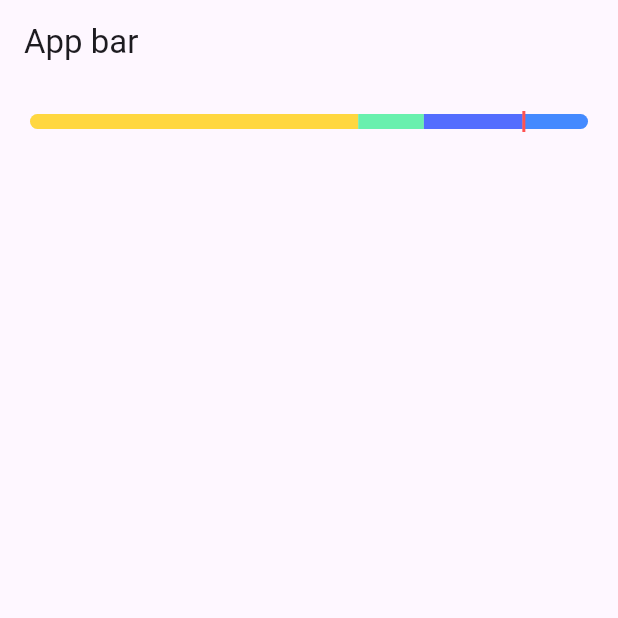
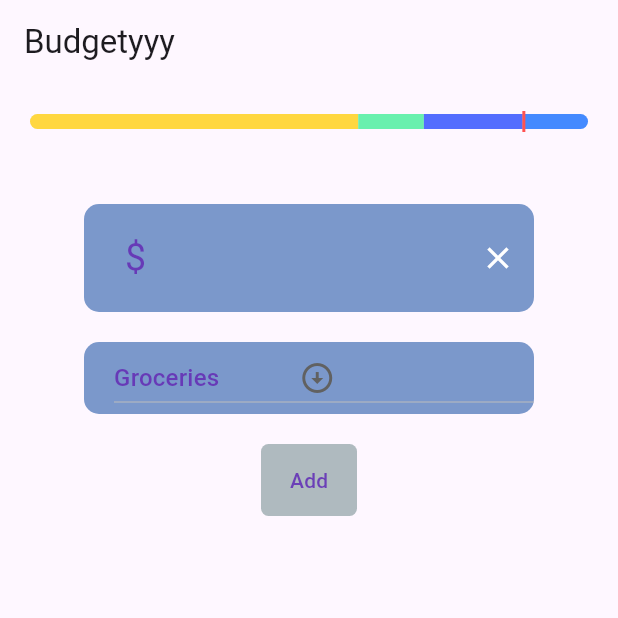
Before and after one commit to sparkwud/budgety, a Flutter app: the screen it shows after launch, on a phone screen of 412 x 824 dp, the top half of it. Run offline on Flutter 3.47's test engine with Material 2 defaults, Android fonts, the phone set to English and light mode, and no system bars.

Commit message:
lib/components/expense_bar.dart

```diff
--- a/lib/components/expense_bar.dart
+++ b/lib/components/expense_bar.dart
@@ -12,11 +12,11 @@ class Expense {
   const Expense(this.amount, this.color);
 }
 
-class _ExpenseBar extends CustomPainter {
+class _ExpenseBarPainter extends CustomPainter {
   final List<Expense> expenseData;
   final double totalBudget;
 
-  _ExpenseBar({required this.expenseData, required this.totalBudget});
+  _ExpenseBarPainter({required this.expenseData, required this.totalBudget});
 
   @override
   void paint(Canvas canvas, Size size) {
@@ -30,16 +30,20 @@ class _ExpenseBar extends CustomPainter {
 
     var totalWidthDrawn = 0.0;
     var lastIndex = expenseData.length - 1;
-    final totalExpense = expenseData.fold(0.00, (previousValue, element) => previousValue + element.amount);
+    final totalExpense = expenseData.fold(
+        0.00, (previousValue, element) => previousValue + element.amount);
 
     void drawBar(int index, Expense element) {
       final paint = Paint()..color = element.color;
       final amountToUse = max(totalExpense, totalBudget);
       final currentBarWidth = element.amount * size.width / amountToUse;
 
-      final rect = Rect.fromLTWH(totalWidthDrawn, 0, currentBarWidth, size.height);
-      final firstRRect = RRect.fromRectAndCorners(rect, topLeft: cornerRadius, bottomLeft: cornerRadius);
-      final lastRRect = RRect.fromRectAndCorners(rect, topRight: cornerRadius, bottomRight: cornerRadius);
+      final rect =
+          Rect.fromLTWH(totalWidthDrawn, 0, currentBarWidth, size.height);
+      final firstRRect = RRect.fromRectAndCorners(rect,
+          topLeft: cornerRadius, bottomLeft: cornerRadius);
+      final lastRRect = RRect.fromRectAndCorners(rect,
+          topRight: cornerRadius, bottomRight: cornerRadius);
 
       totalWidthDrawn += currentBarWidth;
 
@@ -73,7 +77,8 @@ class ExpenseBar extends StatelessWidget {
   final List<Expense> expenseData;
   final double totalBudget;
 
-  const ExpenseBar({super.key, required this.expenseData, required this.totalBudget});
+  const ExpenseBar(
+      {super.key, required this.expenseData, required this.totalBudget});
 
   @override
   Widget build(BuildContext context) {
@@ -82,7 +87,8 @@ class ExpenseBar extends StatelessWidget {
       builder: (BuildContext context, BoxConstraints constraints) {
         return CustomPaint(
           size: Size(constraints.maxWidth, 10),
-          painter: _ExpenseBar(expenseData: expenseData, totalBudget: totalBudget),
+          painter: _ExpenseBarPainter(
+              expenseData: expenseData, totalBudget: totalBudget),
         );
       },
     );
--- a/lib/screens/home.dart
+++ b/lib/screens/home.dart
@@ -1,16 +1,36 @@
+// ignore_for_file: prefer_const_constructors
+
+// import 'dart:ffi';
+
 import 'package:budgety/components/expense_bar.dart';
 import 'package:flutter/material.dart';
 
-class Home extends StatelessWidget {
+class Home extends StatefulWidget {
   const Home({super.key});
+
+  @override
+  State<Home> createState() => _HomeState();
+}
+
+class _HomeState extends State<Home> {
+  final _textController = TextEditingController();
+  Expense? userExpense;
+  String dropdownValue = "Groceries";
+  final dropDownItems = <String>[
+    "Groceries",
+    "Transport",
+    "Entertainment",
+    "others"
+  ];
 
   @override
   Widget build(BuildContext context) {
     return Scaffold(
       appBar: AppBar(
-          title: const Text("App bar", textAlign: TextAlign.center),
+        title: Text("Budgetyyy", textAlign: TextAlign.center),
       ),
-        body: const Column(
+      body: Column(
+        // mainAxisAlignment: MainAxisAlignment.start,
         children: [
           Padding(
             padding: EdgeInsets.all(20.0),
@@ -20,12 +40,138 @@ class Home extends StatelessWidget {
                 Expense(20000.00, Colors.greenAccent),
                 Expense(30000.00, Colors.indigoAccent),
                 Expense(20000.00, Colors.blueAccent),
+                // userExpense!,
               ],
               totalBudget: 150000.00,
             ),
           ),
+          SizedBox(
+            height: 30,
+          ),
+          Padding(
+            padding: EdgeInsets.symmetric(horizontal: 20),
+            child: Container(
+              width: 300,
+              decoration: BoxDecoration(
+                color: Color.fromARGB(255, 123, 152, 203),
+                borderRadius: BorderRadius.circular(10),
+              ),
+              child: Padding(
+                padding: EdgeInsets.only(left: 20.0),
+
+                // expense text field
+                child: TextField(
+                  style: TextStyle(
+                    color: Colors.black,
+                    fontSize: 30,
+                    fontWeight: FontWeight.bold,
+                  ),
+                  controller: _textController,
+                  cursorColor: Colors.purple,
+                  decoration: InputDecoration(
+                    border: InputBorder.none,
+                    prefixIcon: Align(
+                      heightFactor: 2,
+                      widthFactor: 2,
+                      child: Text(
+                        "\$",
+                        style: TextStyle(
+                          fontSize: 25,
+                          color: Colors.deepPurple,
+                        ),
+                      ),
+                    ),
+                    prefixIconConstraints: BoxConstraints(
+                      minWidth: 2,
+                      minHeight: 2,
+                    ),
+
+                    // clear input text
+                    suffixIcon: IconButton(
+                      icon: Icon(
+                        Icons.clear,
+                        color: Colors.white,
+                      ),
+                      onPressed: () {
+                        _textController.clear();
+                      },
+                    ),
+                  ),
+                  keyboardType: TextInputType.number,
+                ),
+              ),
+            ),
+          ),
+          SizedBox(height: 20),
+
+          Padding(
+            padding: EdgeInsets.symmetric(horizontal: 20),
+            child: Container(
+              width: 300,
+              decoration: BoxDecoration(
+                color: Color.fromARGB(255, 123, 152, 203),
+                borderRadius: BorderRadius.circular(10),
+              ),
+              child: Padding(
+                padding: EdgeInsets.only(left: 20.0),
+
+                // categories dropdown
+                child: DropdownButton<String>(
+                  icon: Padding(
+                      //Icon at tail, arrow bottom is default icon
+                      padding: EdgeInsets.only(left: 20),
+                      child: Icon(Icons.arrow_circle_down_sharp)),
+                  value: dropdownValue,
+                  items: dropDownItems
+                      .map<DropdownMenuItem<String>>((String value) {
+                    return DropdownMenuItem<String>(
+                      value: value,
+                      child: Text(
+                        value,
+                        style: TextStyle(color: Colors.deepPurple),
+                      ),
+                    );
+                  }).toList(),
+                  onChanged: (String? newValue) {
+                    setState(() {
+                      dropdownValue = newValue!;
+                    });
+                  },
+                ),
+              ),
+            ),
+          ),
+          SizedBox(height: 20),
+
+          // add expense button
+          Container(
+            decoration: BoxDecoration(
+              color: Color.fromARGB(255, 175, 186, 191),
+              borderRadius: BorderRadius.circular(5),
+            ),
+            child: TextButton(
+              onPressed: () {
+                setState(
+                  () {
+                    userExpense = Expense(
+                      double.parse(_textController.text.isEmpty
+                          ? "0"
+                          : _textController.text),
+                      Colors.purple,
+                    );
+                  },
+                );
+              },
+              child: Text(
+                "Add",
+                style: TextStyle(
+                  color: const Color.fromARGB(255, 107, 63, 183),
+                ),
+              ),
+            ),
+          ),
         ],
-        )
+      ),
     );
   }
 }
```
Also changed, not shown: pubspec.lock. Lines whose indentation alone changed are shown as unchanged.
